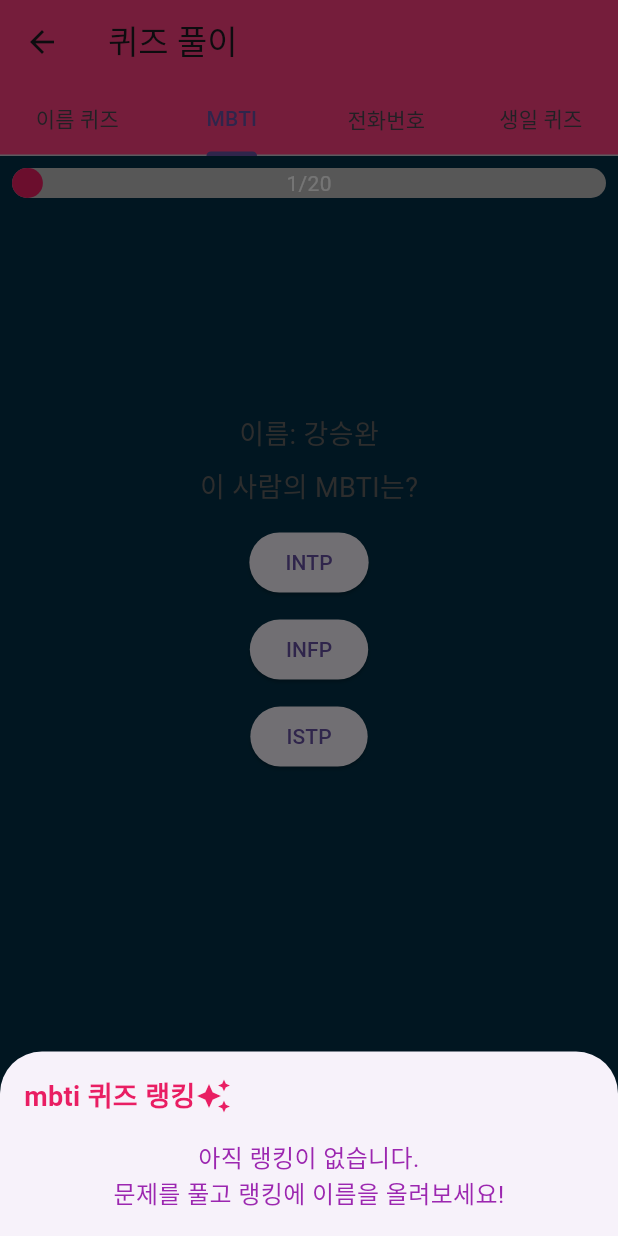
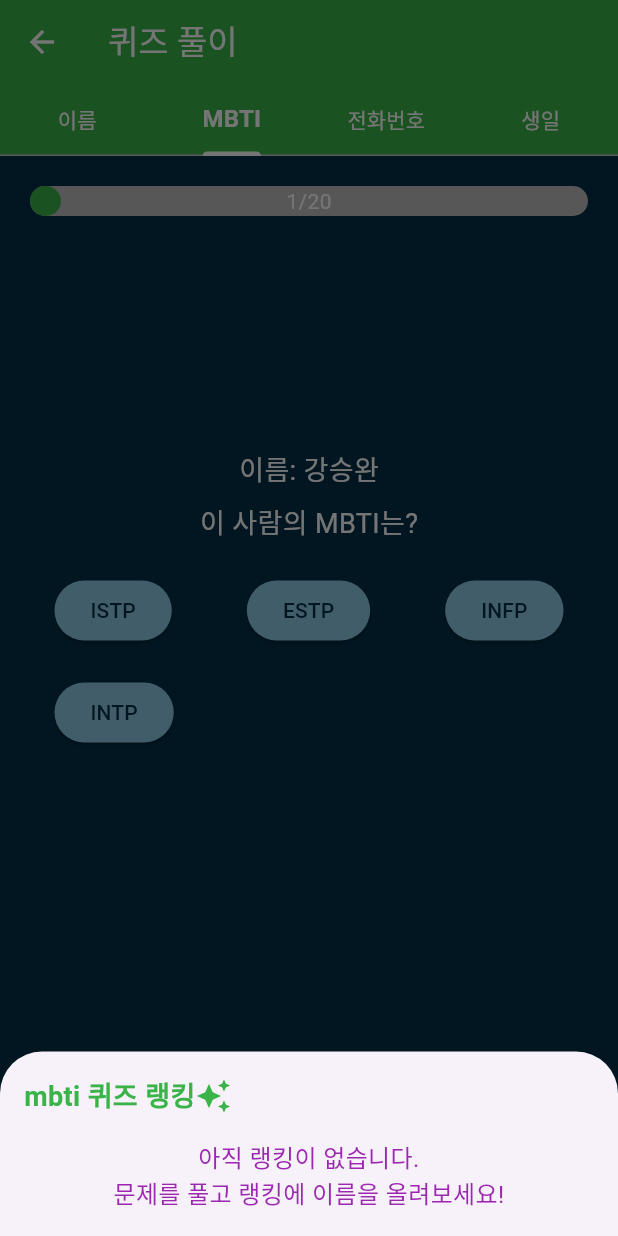
Before and after one commit to aksnd/molipcamp_start, a Flutter app: the free_page screen opened directly, tab 2 chosen, after a tap on the "leaderboard" icon, on a phone screen of 412 x 824 dp. Run offline on Flutter 3.47's test engine with Material 3 defaults, Android fonts, the phone set to English and light mode, and no system bars; our stand-ins replace contacts_service, flutter_native_contact_picker, image_picker, permission_handler, shared_preferences; missing offline and left inert: a package; accounts and stored records are empty.

Commit message:
quiz-color-changed

```diff
--- a/lib/main.dart
+++ b/lib/main.dart
@@ -105,7 +105,7 @@ class _NavigationBarState extends State<NavigationBarWidget> {
           ),
         ],
         currentIndex: _selectedIndex,
-        selectedItemColor: Colors.pink,
+        selectedItemColor: Color(0xFF3AB349),
         onTap: _onItemTapped,
       ),
     );
--- a/lib/quiz/quiz_mbti.dart
+++ b/lib/quiz/quiz_mbti.dart
@@ -56,7 +56,7 @@ class _MBTIQuizPageState extends State<MBTIQuizPage> {
     Random random = Random();
 
 
-    while (options.length < 3) {
+    while (options.length < 4) {
       String randomMBTI = MBTI_LIST[random.nextInt(16)];
       if (!options.contains(randomMBTI)) {
         options.add(randomMBTI);
@@ -200,10 +200,10 @@ class _MBTIQuizPageState extends State<MBTIQuizPage> {
                         style: TextStyle(
                           fontSize: 18,
                           fontWeight: FontWeight.bold,
-                          color: Colors.pink,
+                          color: Color(0xFF3AB349),
                         ),
                       ),
-                      Icon(Icons.auto_awesome, color: Colors.pink,)
+                      Icon(Icons.auto_awesome, color: Color(0xFF3AB349),)
                     ],
                   ),
                   SizedBox(height: 16),
@@ -299,7 +299,7 @@ class _MBTIQuizPageState extends State<MBTIQuizPage> {
           mainAxisSize: MainAxisSize.min,
           children: [
             Padding(
-              padding: const EdgeInsets.all(8.0),
+              padding: const EdgeInsets.all(20.0),
               child: buildProgressBar(context, currentIndex, contactsProvider.widget3GroupFilteredContacts.length),
             ),
             // Text('${currentIndex + 1}/${contactsProvider.widget3GroupFilteredContacts.length}'),
@@ -324,7 +324,7 @@ class _MBTIQuizPageState extends State<MBTIQuizPage> {
                     contact != null ? "이름: ${contact!.name}" : "이름 없음",
                     style: TextStyle(
                       fontSize: 18,
-                      color: Colors.grey[700],
+                      color: Colors.white,
                     ),
                   ),
                   SizedBox(height: 8),
@@ -332,12 +332,16 @@ class _MBTIQuizPageState extends State<MBTIQuizPage> {
                     "이 사람의 MBTI는?",
                     style: TextStyle(
                       fontSize: 18,
-                      color: Colors.grey[700],
+                      color: Colors.white,
                     ),
                   ),
                   SizedBox(height: 8),
                   Center(
-                    child: Column(
+                    child: Padding(
+                      padding: const EdgeInsets.all(8.0),
+                      child: Wrap(
+                        spacing: 40.0, // 열 간의 간격을 설정합니다.
+                        runSpacing: 10.0,
                         children: options
                             .map((option) => Padding(
                           padding: const EdgeInsets.all(5.0),
@@ -347,10 +351,17 @@ class _MBTIQuizPageState extends State<MBTIQuizPage> {
                               correctAnswer: correctAnswer,
                               answerCount: answerCountMbti,
                               nextQuestion: _nextQuestion,),
-                          child: Text(option),
+                            style: ElevatedButton.styleFrom(
+                              backgroundColor: Color(0xFF8ECAE6),
+                              shape: RoundedRectangleBorder(
+                                borderRadius: BorderRadius.circular(20),
+                              ),
+                            ),
+                            child: Text(option, style: TextStyle(color: Color(0xFF023047)),),
                           ),
                         ))
                             .toList(),
+                      ),
                     ),
                   ),
                 ],
@@ -373,7 +384,7 @@ class _MBTIQuizPageState extends State<MBTIQuizPage> {
             ElevatedButton(
               onPressed: _showCompletionDialog,
               style: ElevatedButton.styleFrom(
-                backgroundColor: Colors.pink,
+                backgroundColor: Color(0xFF3AB349),
                 shape: RoundedRectangleBorder(
                   borderRadius: BorderRadius.circular(20),
                 ),
@@ -388,7 +399,7 @@ class _MBTIQuizPageState extends State<MBTIQuizPage> {
             ElevatedButton(
               onPressed: _nextQuestion,
               style: ElevatedButton.styleFrom(
-                backgroundColor: Colors.pink,
+                backgroundColor: Color(0xFF3AB349),
                 shape: RoundedRectangleBorder(
                   borderRadius: BorderRadius.circular(20),
                 ),
--- a/lib/quiz/quiz_name.dart
+++ b/lib/quiz/quiz_name.dart
@@ -56,15 +56,15 @@ class _NameQuizPageState extends State<NameQuizPage> {
     final contactsProvider =
         Provider.of<ContactsProvider>(context, listen: false);
     Random random = Random();
-    for (int i = 0; i < filteredContacts.length * 4; i++) {
-      if (options.length >= 3) break;
-      String randomName =
-          filteredContacts[random.nextInt(filteredContacts.length)].name;
-      if (!options.contains(randomName)) {
-        options.add(randomName);
-      }
-    }
-    while (options.length < 3) {
+    // for (int i = 0; i < filteredContacts.length * 4; i++) {
+    //   if (options.length >= 3) break;
+    //   String randomName =
+    //       filteredContacts[random.nextInt(filteredContacts.length)].name;
+    //   if (!options.contains(randomName)) {
+    //     options.add(randomName);
+    //   }
+    // }
+    while (options.length < 6) {
       String randomName = contactsProvider
           .contacts[random.nextInt(contactsProvider.contacts.length)].name;
       if (!options.contains(randomName)) {
@@ -209,10 +209,10 @@ class _NameQuizPageState extends State<NameQuizPage> {
                         style: TextStyle(
                           fontSize: 18,
                           fontWeight: FontWeight.bold,
-                          color: Colors.pink,
+                          color: Color(0xFF3AB349),
                         ),
                       ),
-                      Icon(Icons.auto_awesome, color: Colors.pink,)
+                      Icon(Icons.auto_awesome, color: Color(0xFF3AB349),)
                     ],
                   ),
                   SizedBox(height: 16),
@@ -308,7 +308,7 @@ class _NameQuizPageState extends State<NameQuizPage> {
         child: Column(mainAxisSize: MainAxisSize.min, children: [
           // Text('${currentIndex + 1}/${filteredContacts.length}'),
           Padding(
-            padding: const EdgeInsets.all(8.0),
+            padding: const EdgeInsets.all(20.0),
             child: buildProgressBar(context, currentIndex, filteredContacts.length),
           ),
           Container(
@@ -332,12 +332,16 @@ class _NameQuizPageState extends State<NameQuizPage> {
                   "이 사람의 이름은?",
                   style: TextStyle(
                     fontSize: 18,
-                    color: Colors.grey[700],
+                    color: Colors.white,
                   ),
                 ),
-                SizedBox(height: 16),
+                SizedBox(height: 8),
                 Center(
-                  child: Column(
+                  child: Padding(
+                    padding: const EdgeInsets.all(8.0),
+                    child: Wrap(
+                      spacing: 10.0, // 열 간의 간격을 설정합니다.
+                      runSpacing: 10.0,
                       children: options
                           .map((option) => Padding(
                                 padding: const EdgeInsets.all(5.0),
@@ -346,11 +350,19 @@ class _NameQuizPageState extends State<NameQuizPage> {
                                     selectedOption: option,
                                     correctAnswer: correctAnswer,
                                     answerCount: answercount_name,
-                                  nextQuestion: _nextQuestion,),
-                                child: Text(option),
+                                    nextQuestion: _nextQuestion,
+                                  ),
+                                  style: ElevatedButton.styleFrom(
+                                    backgroundColor: Color(0xFF8ECAE6),
+                                    shape: RoundedRectangleBorder(
+                                      borderRadius: BorderRadius.circular(20),
+                                    ),
+                                  ),
+                                  child: Text(option, style: TextStyle(color: Color(0xFF023047)),),
                                 ),
                               ))
                           .toList(),
+                    ),
                   ),
                 ),
               ],
@@ -366,7 +378,7 @@ class _NameQuizPageState extends State<NameQuizPage> {
             ElevatedButton(
               onPressed: _showCompletionDialog,
               style: ElevatedButton.styleFrom(
-                backgroundColor: Colors.pink,
+                backgroundColor: Color(0xFF3AB349),
                 shape: RoundedRectangleBorder(
                   borderRadius: BorderRadius.circular(20),
                 ),
@@ -381,7 +393,7 @@ class _NameQuizPageState extends State<NameQuizPage> {
             ElevatedButton(
               onPressed: _nextQuestion,
               style: ElevatedButton.styleFrom(
-                backgroundColor: Colors.pink,
+                backgroundColor: Color(0xFF3AB349),
                 shape: RoundedRectangleBorder(
                   borderRadius: BorderRadius.circular(20),
                 ),
--- a/lib/quiz/utils/progress_bar.dart
+++ b/lib/quiz/utils/progress_bar.dart
@@ -20,7 +20,7 @@ Widget buildProgressBar(BuildContext context, int currentIndex, int totalCount)
         width: progress * MediaQuery.of(context).size.width,
         height: 20,
         decoration: BoxDecoration(
-          color: Colors.pink,
+          color: Color(0xFF3AB349),
           borderRadius: BorderRadius.circular(15),
         ),
       ),
--- a/lib/whoe_quiz_page.dart
+++ b/lib/whoe_quiz_page.dart
@@ -23,14 +23,20 @@ class free_page extends StatelessWidget {
       length: 4,
       child: Scaffold(
         appBar: AppBar(
-          title: const Text('퀴즈 풀이'),
-          backgroundColor: Colors.pinkAccent,
+          title: const Text('퀴즈 풀이', style: TextStyle(color: Colors.white),),
+          backgroundColor: Color(0xFF3AB349),
+          iconTheme: IconThemeData(color: Colors.white),
           bottom: TabBar(
+            labelColor: Colors.white,
+            unselectedLabelColor: Colors.white,
+            indicatorColor: Colors.white,
+            labelStyle: TextStyle(fontSize: 16.0, fontWeight: FontWeight.bold),
+            unselectedLabelStyle: TextStyle(fontSize: 14.0),
             tabs: [
-              Tab(text: '이름 퀴즈'),
+              Tab(text: '이름'),
               Tab(text: 'MBTI'),
               Tab(text: '전화번호'),
-              Tab(text: '생일 퀴즈'),
+              Tab(text: '생일'),
             ],
           ),
         ),
```
Also changed, not shown: lib/mode_select.dart (+24 -15 lines), lib/quiz/quiz_birthday.dart (+22 -11 lines), lib/quiz/quiz_phonenumber.dart (+21 -10 lines). Lines whose indentation alone changed are shown as unchanged.
